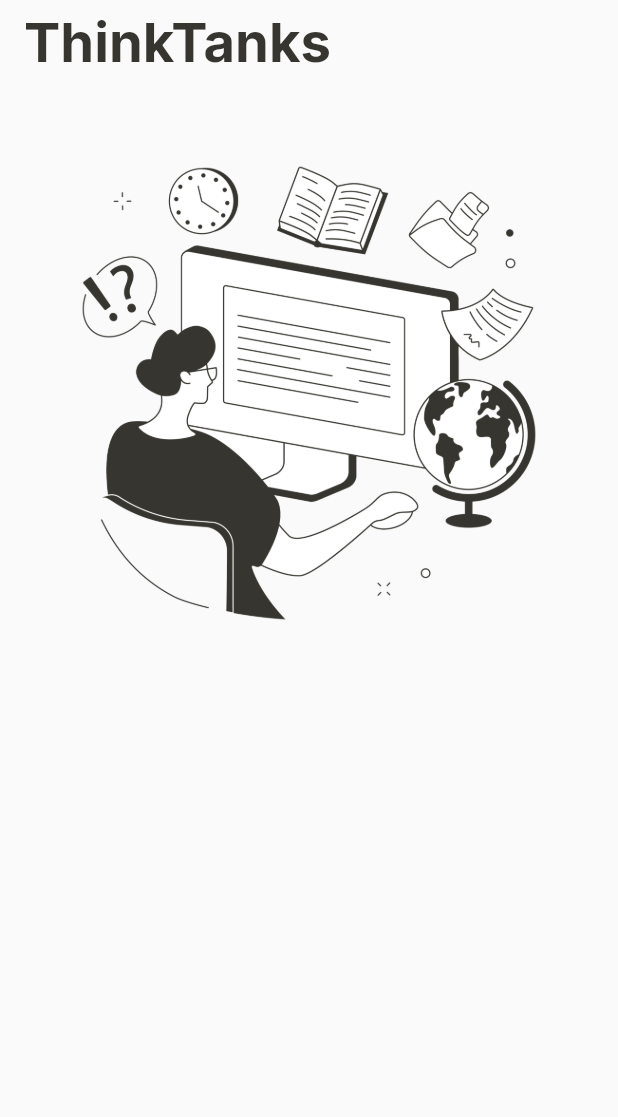
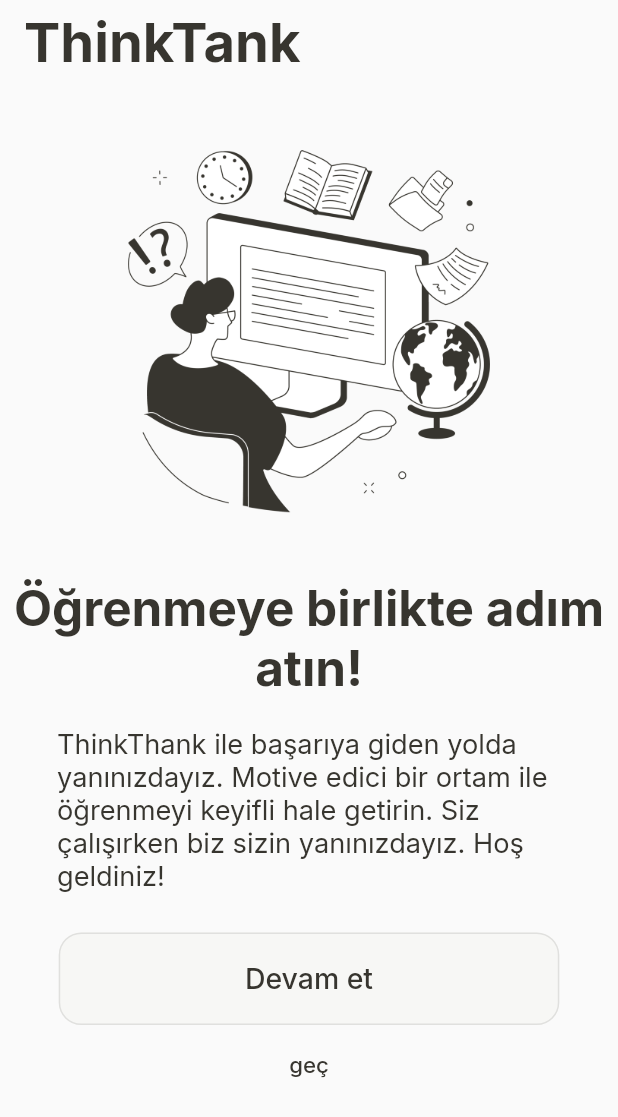
Before and after one commit to selinarslann/F-42-bootcamp, a Flutter app: the screen it shows after launch, on a phone screen of 412 x 824 dp. Shown: the top 1117 px of the screen. Run offline on Flutter 3.47's test engine with Material 2 defaults, Android fonts, the phone set to English and light mode, and no system bars; our stand-ins replace google_fonts.

Commit message:
Splash Page Tasarımları

```diff
--- a/lib/pages/splashPages/splash_page_1.dart
+++ b/lib/pages/splashPages/splash_page_1.dart
@@ -1,5 +1,7 @@
 import 'package:flutter/material.dart';
 import 'package:google_fonts/google_fonts.dart';
+import 'package:thinktank/pages/splashPages/splash_page_2.dart';
+import 'package:thinktank/pages/splashPages/splash_page_3.dart';
 
 class SplashPageOne extends StatelessWidget {
   const SplashPageOne({super.key});
@@ -8,10 +10,11 @@ class SplashPageOne extends StatelessWidget {
   Widget build(BuildContext context) {
     double mHeight = MediaQuery.of(context).size.height;
     double mWidth = MediaQuery.of(context).size.width;
+
     return Scaffold(
       appBar: AppBar(
         title: Text(
-          'ThinkTanks',
+          'ThinkTank',
           style: GoogleFonts.inter(
             fontWeight: FontWeight.bold,
             fontSize: mHeight * 0.044,
@@ -24,7 +27,86 @@ class SplashPageOne extends StatelessWidget {
       body: Center(
         child: Column(
           children: [
-            Image.asset('assets/images/image_1.png'),
+            Image.asset('assets/images/image_1.png',
+                height: mHeight * 0.4, width: mWidth * 0.9),
+            Text(
+              'Öğrenmeye birlikte adım atın!',
+              textAlign: TextAlign.center,
+              style: GoogleFonts.inter(
+                fontWeight: FontWeight.bold,
+                fontSize: mHeight * 0.04,
+                color: const Color(0xFF37352f),
+              ),
+            ),
+            Padding(
+              // ! Hemen aşağıdaki 38 ve 10 değerleride mWidth ve mHeight tarzında yapılacak.
+              padding: const EdgeInsets.symmetric(horizontal: 38, vertical: 19),
+              child: Text(
+                'ThinkThank ile başarıya giden yolda yanınızdayız. Motive edici bir ortam ile öğrenmeyi keyifli hale getirin. Siz çalışırken biz sizin yanınızdayız. Hoş geldiniz!',
+                style: GoogleFonts.inter(
+                  fontWeight: FontWeight.normal,
+                  fontSize: mHeight * 0.022,
+                  color: const Color(0xFF37352f),
+                ),
+              ),
+            ),
+            Padding(
+              // ! Hemen aşağıdaki 38 ve 10 değerleride mWidth ve mHeight tarzında yapılacak.
+              padding:
+                  const EdgeInsets.only(top: 8, bottom: 3, left: 38, right: 38),
+              child: ElevatedButton(
+                onPressed: () {
+                  Navigator.push(
+                    context,
+                    MaterialPageRoute(
+                        builder: (context) => const SplashPageTwo()),
+                  );
+                },
+                style: ButtonStyle(
+                  backgroundColor:
+                      MaterialStateProperty.all<Color>(const Color(0xffF7F7F5)),
+                  overlayColor:
+                      MaterialStateProperty.all<Color>(const Color(0xffC1D8C1)),
+                  fixedSize: MaterialStateProperty.all<Size>(
+                    Size(mWidth * 0.81, mHeight * 0.075),
+                  ),
+                  elevation: MaterialStateProperty.all<double>(0.0),
+                  shadowColor:
+                      MaterialStateProperty.all<Color>(Colors.transparent),
+                  shape: MaterialStateProperty.all<OutlinedBorder>(
+                    RoundedRectangleBorder(
+                      borderRadius: BorderRadius.circular(15),
+                      side: const BorderSide(
+                        color: Color(0xFFE0E0DE),
+                      ),
+                    ),
+                  ),
+                ),
+                child: Text(
+                  'Devam et',
+                  style: GoogleFonts.inter(
+                    color: const Color(0xff37352F),
+                    fontSize: mHeight * 0.023,
+                  ),
+                ),
+              ),
+            ),
+            TextButton(
+              onPressed: () {
+                Navigator.push(
+                  context,
+                  MaterialPageRoute(
+                      builder: (context) => const SplashPageTree()),
+                );
+              },
+              child: Text(
+                'geç',
+                style: GoogleFonts.inter(
+                  fontSize: mHeight * 0.018,
+                  color: const Color(0xFF37352f),
+                ),
+              ),
+            )
           ],
         ),
       ),
```
Also changed, not shown: lib/main.dart (+7 -0 lines), lib/pages/splashPages/splash_page_2.dart (added, +14 -0 lines), lib/pages/splashPages/splash_page_3.dart (added, +14 -0 lines).
